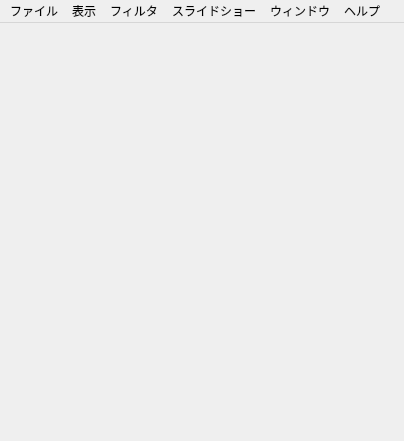
Above: mainwindow.ui from muranoya/BookReader before the change. Below: the same form after it.
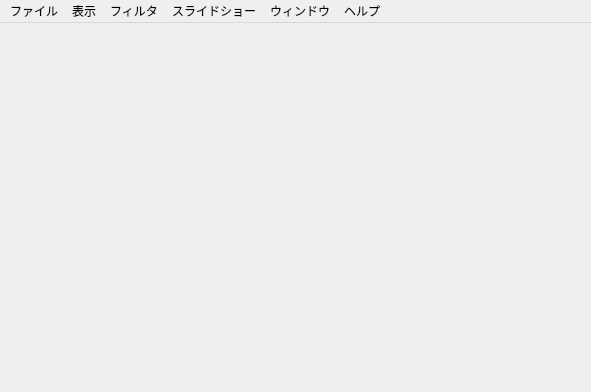
That is the form after the change.

```diff
--- a/mainwindow.ui
+++ b/mainwindow.ui
@@ -6,8 +6,8 @@
    <rect>
     <x>0</x>
     <y>0</y>
-    <width>404</width>
-    <height>441</height>
+    <width>591</width>
+    <height>392</height>
    </rect>
   </property>
   <property name="windowTitle">
@@ -40,7 +40,7 @@
     <rect>
      <x>0</x>
      <y>0</y>
-     <width>404</width>
+     <width>591</width>
      <height>22</height>
     </rect>
    </property>
```
Left out of the diff: 8 changed lines with no effect on the pictures.
